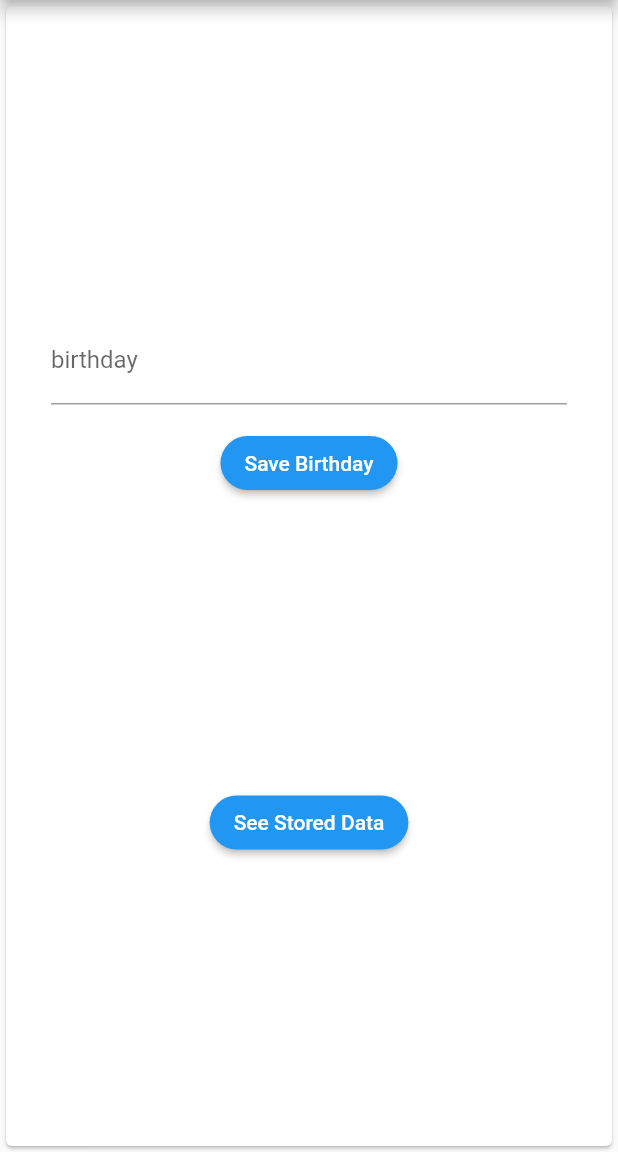
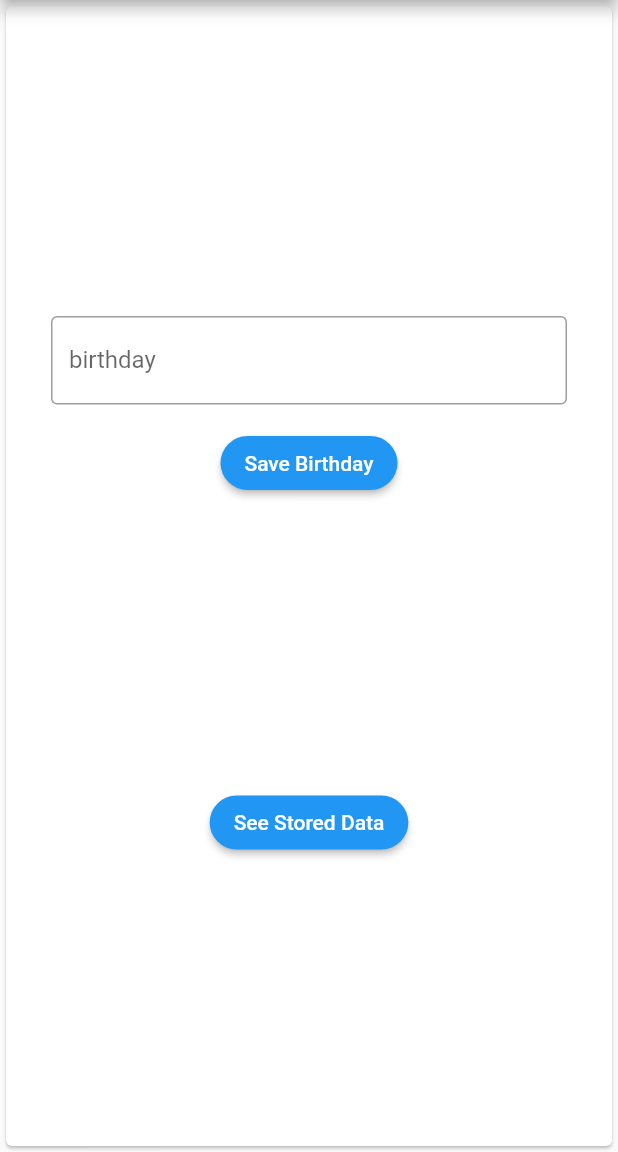
Before and after one commit to javad-zakaryaee/Samin_storage_basics, a Flutter app: the screen it shows after launch, on a phone screen of 412 x 824 dp, the part 84-1236 px from its top. Run offline on Flutter 3.47's test engine with Material 2 defaults, Android fonts, the light colour scheme and no system bars; our stand-ins replace shared_preferences, sqflite; accounts and stored records are empty.

Commit message:
more cleaning up

```diff
--- a/lib/main.dart
+++ b/lib/main.dart
@@ -103,7 +103,7 @@ class _MyHomePageState extends State<MyHomePage> {
                           vertical: 15, horizontal: 30),
                       child: TextFormField(
                         decoration: InputDecoration(
-                            border: UnderlineInputBorder(),
+                            border: OutlineInputBorder(),
                             labelText: 'birthday'),
                         readOnly: true,
                         onTap: () async {
```
